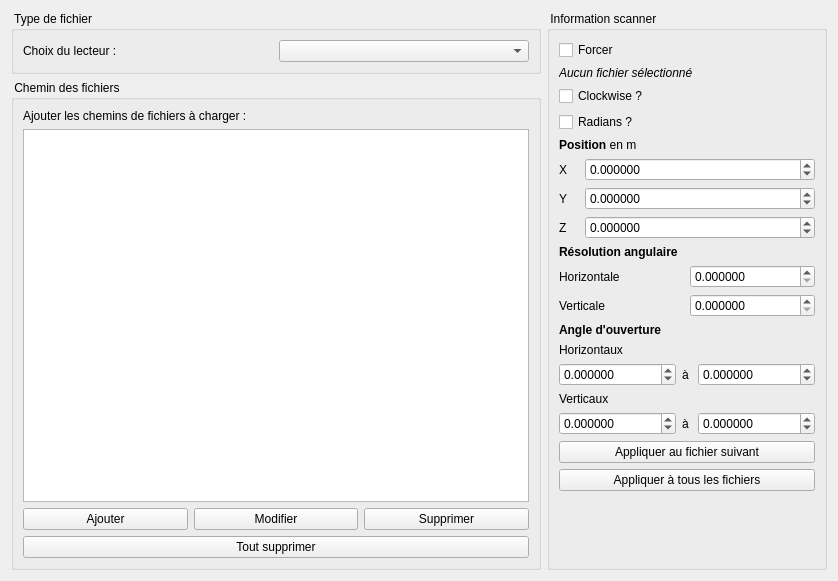
This is pluginlvox/mk/view/loadfileconfiguration.ui in computree/computree-plugin-lvox as Qt 5 draws it before an edit. The edited form follows.
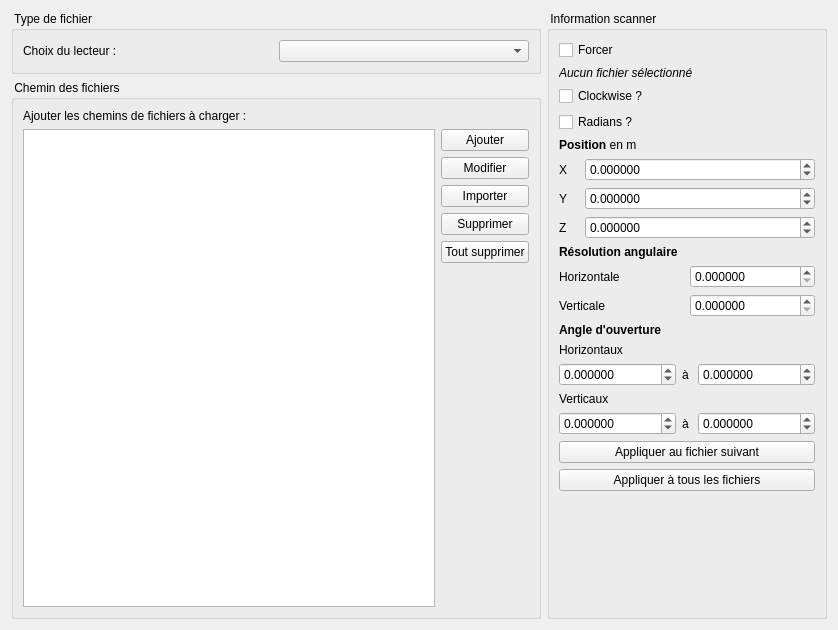
This is the edited form.

Commit message:
Backport import scene file feature
Support the legacy .in format

The edit to the form file:
```diff
--- a/pluginlvox/mk/view/loadfileconfiguration.ui
+++ b/pluginlvox/mk/view/loadfileconfiguration.ui
@@ -7,7 +7,7 @@
     <x>0</x>
     <y>0</y>
     <width>838</width>
-    <height>581</height>
+    <height>630</height>
    </rect>
   </property>
   <property name="windowTitle">
@@ -40,7 +40,7 @@
        <property name="title">
         <string> Chemin des fichiers </string>
        </property>
-       <layout class="QVBoxLayout" name="verticalLayout">
+       <layout class="QVBoxLayout" name="verticalLayout_5">
         <item>
          <widget class="QLabel" name="label_2">
           <property name="text">
@@ -49,6 +49,8 @@
          </widget>
         </item>
         <item>
+         <layout class="QHBoxLayout" name="horizontalLayout_3">
+          <item>
          <widget class="QListWidget" name="listWidgetFiles">
           <property name="toolTip">
            <string>&lt;html&gt;&lt;head/&gt;&lt;body&gt;&lt;p&gt;- &lt;span style=&quot; font-weight:600;&quot;&gt;Ajouter&lt;/span&gt; un chemin de fichier en cliquant sur le bouton &amp;quot;Ajouter&amp;quot;.&lt;/p&gt;&lt;p&gt;- &lt;span style=&quot; font-weight:600;&quot;&gt;Modifier&lt;/span&gt; un chemin de fichier en sélectionnant la ligne et en appuyant sur le bouton &amp;quot;Modifier&amp;quot;&lt;/p&gt;&lt;p&gt;- &lt;span style=&quot; font-weight:600;&quot;&gt;Supprimer&lt;/span&gt; un chemin de fichier en sélectionnant la ligne et en appuyant sur le bouton &amp;quot;Supprimer&amp;quot;&lt;/p&gt;&lt;/body&gt;&lt;/html&gt;</string>
@@ -56,10 +58,7 @@
          </widget>
         </item>
         <item>
-         <layout class="QHBoxLayout" name="horizontalLayout_3">
-          <property name="bottomMargin">
-           <number>0</number>
-          </property>
+           <layout class="QVBoxLayout" name="verticalLayout">
           <item>
            <widget class="QPushButton" name="pushButtonAddFile">
             <property name="text">
@@ -74,6 +73,13 @@
             </property>
            </widget>
           </item>
+            <item>
+             <widget class="QPushButton" name="pushButtonImportFile">
+              <property name="text">
+               <string>Importer</string>
+              </property>
+             </widget>
+            </item>
           <item>
            <widget class="QPushButton" name="pushButtonDeleteFile">
             <property name="text">
@@ -81,14 +87,29 @@
             </property>
            </widget>
           </item>
-         </layout>
-        </item>
         <item>
          <widget class="QPushButton" name="pushButtonDeleteAllFile">
           <property name="text">
            <string>Tout supprimer</string>
           </property>
          </widget>
+            </item>
+            <item>
+             <spacer name="verticalSpacer_2">
+              <property name="orientation">
+               <enum>Qt::Vertical</enum>
+              </property>
+              <property name="sizeHint" stdset="0">
+               <size>
+                <width>20</width>
+                <height>40</height>
+               </size>
+              </property>
+             </spacer>
+            </item>
+           </layout>
+          </item>
+         </layout>
         </item>
        </layout>
       </widget>
```
Lines whose indentation alone changed are shown as unchanged. The commit also changes 11 other files.
